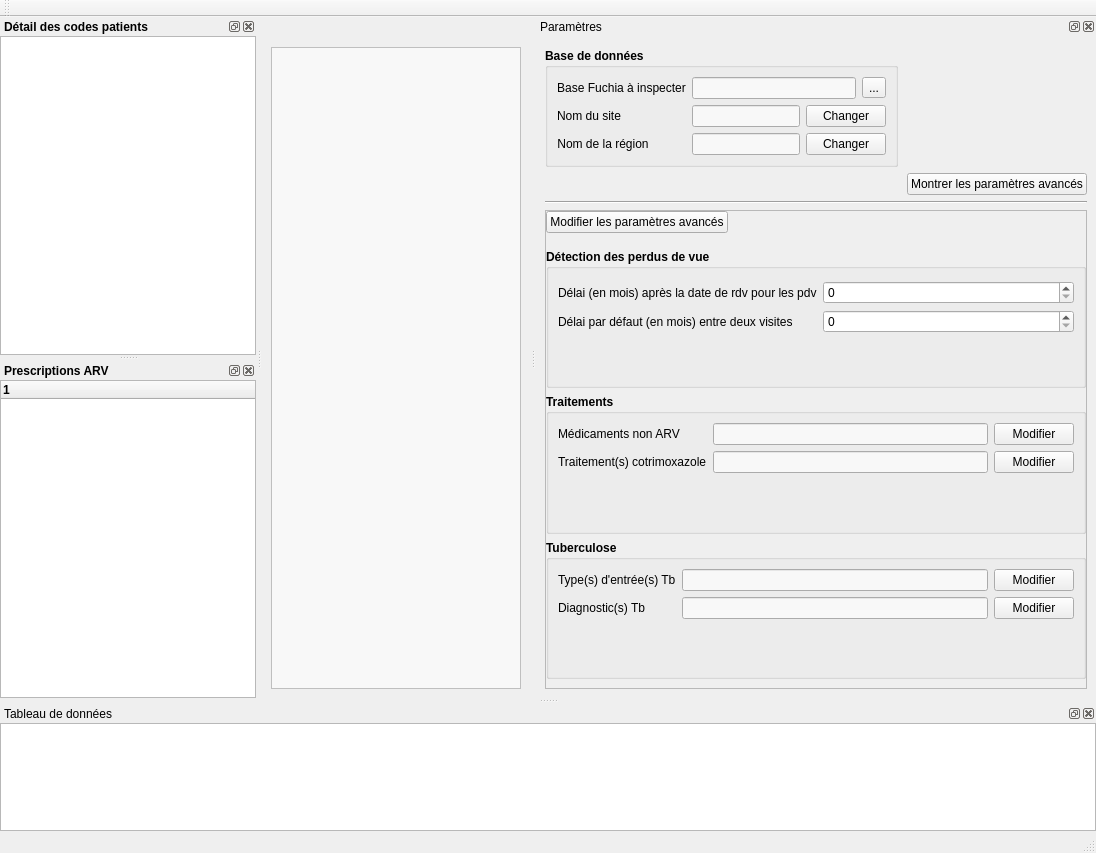
Solthis/Fugen-2.0, file gui/ui/mainwindow.ui: the form before one commit.
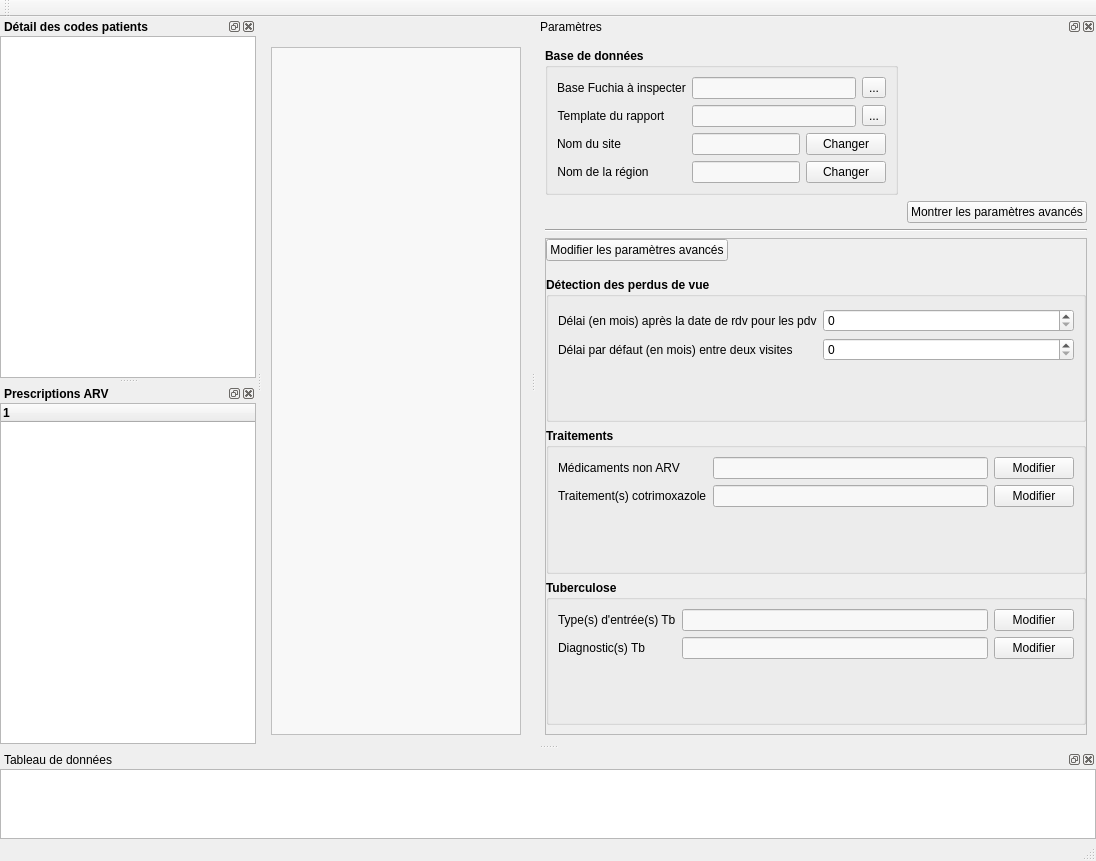
The form after the commit.

Commit message: Add template path browser to ui

The edit to the form file:
```diff
--- a/gui/ui/mainwindow.ui
+++ b/gui/ui/mainwindow.ui
@@ -110,7 +110,7 @@
          <x>0</x>
          <y>0</y>
          <width>248</width>
-         <height>637</height>
+         <height>638</height>
         </rect>
        </property>
        <layout class="QHBoxLayout" name="horizontalLayout_3">
@@ -179,7 +179,7 @@
    <property name="minimumSize">
     <size>
      <width>560</width>
-     <height>681</height>
+     <height>727</height>
     </size>
    </property>
    <property name="floating">
@@ -226,25 +226,6 @@
         <property name="fieldGrowthPolicy">
          <enum>QFormLayout::AllNonFixedFieldsGrow</enum>
         </property>
-        <item row="0" column="0">
-         <widget class="QLabel" name="label">
-          <property name="font">
-           <font>
-            <weight>50</weight>
-            <bold>false</bold>
-           </font>
-          </property>
-          <property name="styleSheet">
-           <string notr="true"/>
-          </property>
-          <property name="text">
-           <string>Base Fuchia à inspecter</string>
-          </property>
-          <property name="alignment">
-           <set>Qt::AlignCenter</set>
-          </property>
-         </widget>
-        </item>
         <item row="0" column="1">
          <layout class="QHBoxLayout" name="horizontalLayout_2">
           <item>
@@ -366,7 +347,7 @@
           </item>
          </layout>
         </item>
-        <item row="1" column="0">
+        <item row="2" column="0">
          <widget class="QLabel" name="label_2">
           <property name="font">
            <font>
@@ -385,7 +366,7 @@
           </property>
          </widget>
         </item>
-        <item row="1" column="1">
+        <item row="2" column="1">
          <layout class="QHBoxLayout" name="horizontalLayout_4">
           <item>
            <widget class="QLineEdit" name="site_nameedit">
@@ -506,7 +487,7 @@
           </item>
          </layout>
         </item>
-        <item row="2" column="0">
+        <item row="3" column="0">
          <widget class="QLabel" name="label_9">
           <property name="font">
            <font>
@@ -525,7 +506,7 @@
           </property>
          </widget>
         </item>
-        <item row="2" column="1">
+        <item row="3" column="1">
          <layout class="QHBoxLayout" name="horizontalLayout_9">
           <item>
            <widget class="QLineEdit" name="region_nameedit">
@@ -646,6 +627,165 @@
           </item>
          </layout>
         </item>
+        <item row="0" column="0">
+         <widget class="QLabel" name="label">
+          <property name="font">
+           <font>
+            <weight>50</weight>
+            <bold>false</bold>
+           </font>
+          </property>
+          <property name="styleSheet">
+           <string notr="true"/>
+          </property>
+          <property name="text">
+           <string>Base Fuchia à inspecter</string>
+          </property>
+          <property name="alignment">
+           <set>Qt::AlignCenter</set>
+          </property>
+         </widget>
+        </item>
+        <item row="1" column="0">
+         <widget class="QLabel" name="label_10">
+          <property name="font">
+           <font>
+            <weight>50</weight>
+            <bold>false</bold>
+           </font>
+          </property>
+          <property name="styleSheet">
+           <string notr="true"/>
+          </property>
+          <property name="text">
+           <string>Template du rapport</string>
+          </property>
+          <property name="alignment">
+           <set>Qt::AlignCenter</set>
+          </property>
+         </widget>
+        </item>
+        <item row="1" column="1">
+         <layout class="QHBoxLayout" name="horizontalLayout_13">
+          <item>
+           <widget class="QLineEdit" name="template_path_lineedit">
+            <property name="palette">
+             <palette>
+              <active>
+               <colorrole role="WindowText">
+                <brush brushstyle="SolidPattern">
+                 <color alpha="255">
+                  <red>139</red>
+                  <green>139</green>
+                  <blue>139</blue>
+                 </color>
+                </brush>
+               </colorrole>
+               <colorrole role="Text">
+                <brush brushstyle="SolidPattern">
+                 <color alpha="255">
+                  <red>97</red>
+                  <green>97</green>
+                  <blue>97</blue>
+                 </color>
+                </brush>
+               </colorrole>
+               <colorrole role="Base">
+                <brush brushstyle="SolidPattern">
+                 <color alpha="255">
+                  <red>248</red>
+                  <green>248</green>
+                  <blue>248</blue>
+                 </color>
+                </brush>
+               </colorrole>
+              </active>
+              <inactive>
+               <colorrole role="WindowText">
+                <brush brushstyle="SolidPattern">
+                 <color alpha="255">
+                  <red>139</red>
+                  <green>139</green>
+                  <blue>139</blue>
+                 </color>
+                </brush>
+               </colorrole>
+               <colorrole role="Text">
+                <brush brushstyle="SolidPattern">
+                 <color alpha="255">
+                  <red>97</red>
+                  <green>97</green>
+                  <blue>97</blue>
+                 </color>
+                </brush>
+               </colorrole>
+               <colorrole role="Base">
+                <brush brushstyle="SolidPattern">
+                 <color alpha="255">
+                  <red>248</red>
+                  <green>248</green>
+                  <blue>248</blue>
+                 </color>
+                </brush>
+               </colorrole>
+              </inactive>
+              <disabled>
+               <colorrole role="WindowText">
+                <brush brushstyle="SolidPattern">
+                 <color alpha="255">
+                  <red>120</red>
+                  <green>120</green>
+                  <blue>120</blue>
+                 </color>
+                </brush>
+               </colorrole>
+               <colorrole role="Text">
+                <brush brushstyle="SolidPattern">
+                 <color alpha="255">
+                  <red>120</red>
+                  <green>120</green>
+                  <blue>120</blue>
+                 </color>
+                </brush>
+               </colorrole>
+               <colorrole role="Base">
+                <brush brushstyle="SolidPattern">
+                 <color alpha="255">
+                  <red>240</red>
+                  <green>240</green>
+                  <blue>240</blue>
+                 </color>
+                </brush>
+               </colorrole>
+              </disabled>
+             </palette>
+            </property>
+            <property name="font">
+             <font>
+              <weight>50</weight>
+              <bold>false</bold>
+             </font>
+            </property>
+            <property name="readOnly">
+             <bool>true</bool>
+            </property>
+           </widget>
+          </item>
+          <item>
+           <widget class="QToolButton" name="browse_template_button">
+            <property name="font">
+             <font>
+              <weight>50</weight>
+              <bold>false</bold>
+             </font>
+            </property>
+            <property name="text">
+             <string>...</string>
+            </property>
+           </widget>
+          </item>
+         </layout>
+        </item>
        </layout>
       </widget>
      </item>
```
The commit also changes 4 other files.
